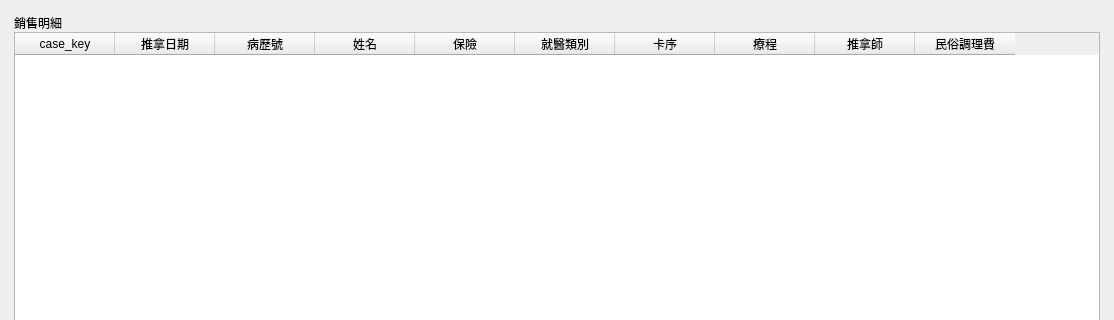
Before: the Qt Designer form ui/statistics_massager_list.ui in picacat/pymedical, drawn with Qt 5; both pictures show x 0 to 1114 and y 0 to 320 of the 1114 by 865 pixel window.
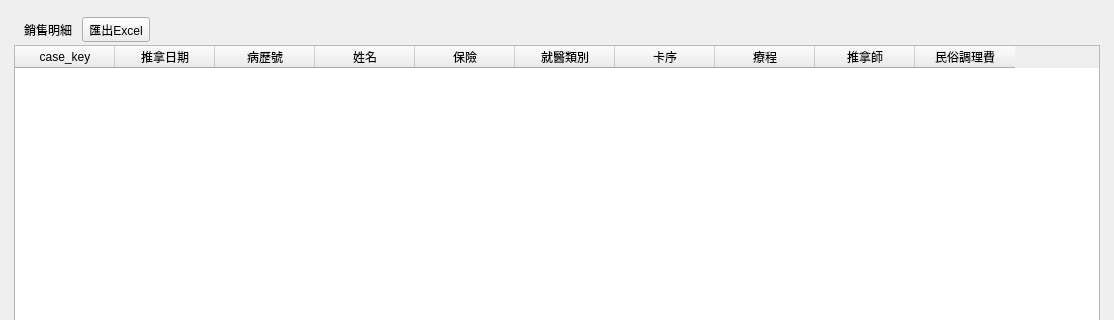
After: the same form once the commit is applied. Icons and pictures are not drawn.

Commit message: 20267-04-09 推拿師業績統計 匯出Excel

What changed in the file:
```diff
--- a/ui/statistics_massager_list.ui
+++ b/ui/statistics_massager_list.ui
@@ -36,11 +36,54 @@
              <number>0</number>
             </property>
             <item>
-             <widget class="QLabel" name="label_2">
-              <property name="text">
-               <string>銷售明細</string>
+             <layout class="QHBoxLayout" name="horizontalLayout_7">
+              <property name="spacing">
+               <number>10</number>
               </property>
-             </widget>
+              <property name="topMargin">
+               <number>3</number>
+              </property>
+              <property name="bottomMargin">
+               <number>3</number>
+              </property>
+              <item>
+               <widget class="QLabel" name="label_2">
+                <property name="text">
+                 <string>銷售明細</string>
+                </property>
+                <property name="indent">
+                 <number>10</number>
+                </property>
+               </widget>
+              </item>
+              <item>
+               <widget class="QToolButton" name="toolButton_export_to_excel">
+                <property name="text">
+                 <string>匯出Excel</string>
+                </property>
+                <property name="icon">
+                 <iconset>
+                  <normaloff>../icons/document-export.svg</normaloff>../icons/document-export.svg</iconset>
+                </property>
+                <property name="toolButtonStyle">
+                 <enum>Qt::ToolButtonTextBesideIcon</enum>
+                </property>
+               </widget>
+              </item>
+              <item>
+               <spacer name="horizontalSpacer">
+                <property name="orientation">
+                 <enum>Qt::Horizontal</enum>
+                </property>
+                <property name="sizeHint" stdset="0">
+                 <size>
+                  <width>40</width>
+                  <height>20</height>
+                 </size>
+                </property>
+               </spacer>
+              </item>
+             </layout>
             </item>
             <item>
              <widget class="QTableWidget" name="tableWidget_massager_list">
```
Left out of the diff: 2 changed lines with no effect on the pictures. The commit also changes 1 other file.
